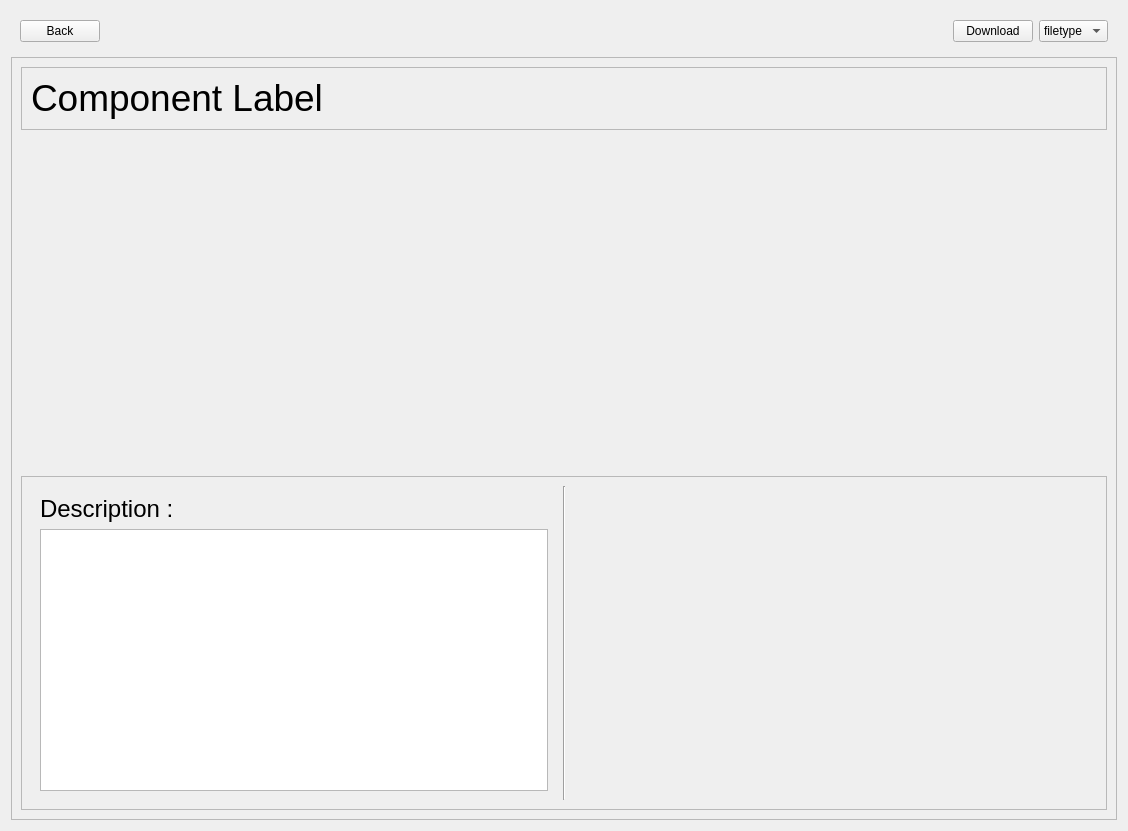
AmulyaParitosh/Component_Library_Plugin, file component_library/views/ui/detailed_view.ui: the form before one commit.
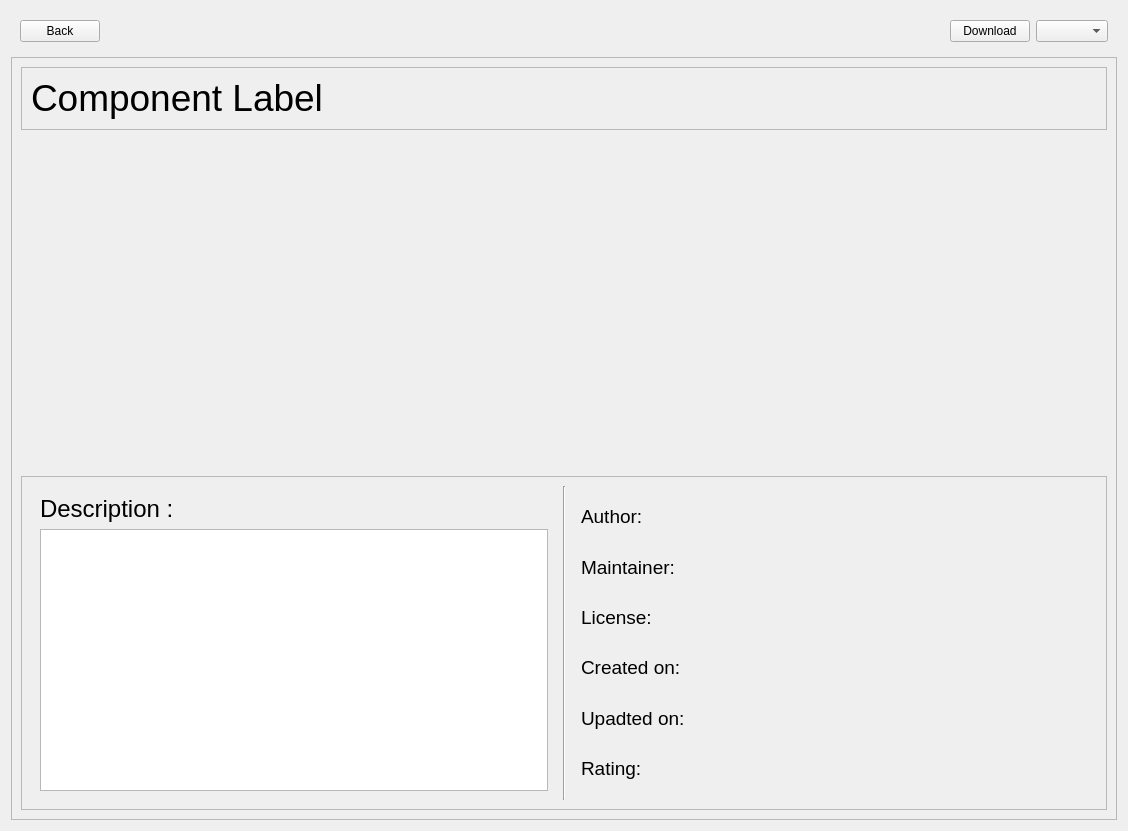
The form after the commit. Custom widgets are drawn as their Qt base class.

Commit message: ratings widget and downloader

Diff of the .ui file:
```diff
--- a/component_library/views/ui/detailed_view.ui
+++ b/component_library/views/ui/detailed_view.ui
@@ -52,11 +52,12 @@
       </item>
       <item>
        <widget class="QComboBox" name="filetypeComboBox">
-        <item>
-         <property name="text">
-          <string>filetype</string>
-         </property>
-        </item>
+        <property name="currentIndex">
+         <number>-1</number>
+        </property>
+        <property name="placeholderText">
+         <string>filetype</string>
+        </property>
        </widget>
       </item>
      </layout>
@@ -184,6 +185,95 @@
             <property name="focusPolicy">
              <enum>Qt::NoFocus</enum>
             </property>
+            <layout class="QGridLayout" name="gridLayout">
+             <item row="0" column="0">
+              <widget class="QLabel" name="authorLabel">
+               <property name="text">
+                <string>&lt;html&gt;&lt;head/&gt;&lt;body&gt;&lt;p&gt;&lt;span style=&quot; font-size:14pt;&quot;&gt;Author:&lt;/span&gt;&lt;/p&gt;&lt;/body&gt;&lt;/html&gt;</string>
+               </property>
+              </widget>
+             </item>
+             <item row="0" column="1">
+              <widget class="QLabel" name="authorValue">
+               <property name="text">
+                <string/>
+               </property>
+              </widget>
+             </item>
+             <item row="1" column="0">
+              <widget class="QLabel" name="mainteinerLabel">
+               <property name="text">
+                <string>&lt;html&gt;&lt;head/&gt;&lt;body&gt;&lt;p&gt;&lt;span style=&quot; font-size:14pt;&quot;&gt;Maintainer:&lt;/span&gt;&lt;/p&gt;&lt;/body&gt;&lt;/html&gt;</string>
+               </property>
+              </widget>
+             </item>
+             <item row="1" column="1">
+              <widget class="QLabel" name="maintainerValue">
+               <property name="text">
+                <string/>
+               </property>
+              </widget>
+             </item>
+             <item row="2" column="0">
+              <widget class="QLabel" name="licenseLabel">
+               <property name="text">
+                <string>&lt;html&gt;&lt;head/&gt;&lt;body&gt;&lt;p&gt;&lt;span style=&quot; font-size:14pt;&quot;&gt;License:&lt;/span&gt;&lt;/p&gt;&lt;/body&gt;&lt;/html&gt;</string>
+               </property>
+              </widget>
+             </item>
+             <item row="2" column="1">
+              <widget class="QLabel" name="licenseValue">
+               <property name="text">
+                <string/>
+               </property>
+              </widget>
+             </item>
+             <item row="3" column="0">
+              <widget class="QLabel" name="createdLabel">
+               <property name="text">
+                <string>&lt;html&gt;&lt;head/&gt;&lt;body&gt;&lt;p&gt;&lt;span style=&quot; font-size:14pt;&quot;&gt;Created on:&lt;/span&gt;&lt;/p&gt;&lt;/body&gt;&lt;/html&gt;</string>
+               </property>
+              </widget>
+             </item>
+             <item row="3" column="1">
+              <widget class="QLabel" name="createdValue">
+               <property name="text">
+                <string/>
+               </property>
+              </widget>
+             </item>
+             <item row="4" column="0">
+              <widget class="QLabel" name="updatedLabel">
+               <property name="text">
+                <string>&lt;html&gt;&lt;head/&gt;&lt;body&gt;&lt;p&gt;&lt;span style=&quot; font-size:14pt;&quot;&gt;Upadted on:&lt;/span&gt;&lt;/p&gt;&lt;/body&gt;&lt;/html&gt;</string>
+               </property>
+              </widget>
+             </item>
+             <item row="4" column="1">
+              <widget class="QLabel" name="updatedValue">
+               <property name="text">
+                <string/>
+               </property>
+              </widget>
+             </item>
+             <item row="5" column="0">
+              <widget class="QLabel" name="ratingLabel">
+               <property name="text">
+                <string>&lt;html&gt;&lt;head/&gt;&lt;body&gt;&lt;p&gt;&lt;span style=&quot; font-size:14pt;&quot;&gt;Rating:&lt;/span&gt;&lt;/p&gt;&lt;/body&gt;&lt;/html&gt;</string>
+               </property>
+              </widget>
+             </item>
+             <item row="5" column="1" alignment="Qt::AlignLeft">
+              <widget class="StarRating" name="ratingwidget" native="true">
+               <property name="sizePolicy">
+                <sizepolicy hsizetype="Maximum" vsizetype="Preferred">
+                 <horstretch>0</horstretch>
+                 <verstretch>0</verstretch>
+                </sizepolicy>
+               </property>
+              </widget>
+             </item>
+            </layout>
            </widget>
           </item>
          </layout>
@@ -195,6 +285,14 @@
    </item>
   </layout>
  </widget>
+ <customwidgets>
+  <customwidget>
+   <class>StarRating</class>
+   <extends>QWidget</extends>
+   <header location="global">component_library/components/star_rating/rating</header>
+   <container>1</container>
+  </customwidget>
+ </customwidgets>
  <resources/>
  <connections/>
 </ui>
```
The commit also changes 7 other files.
